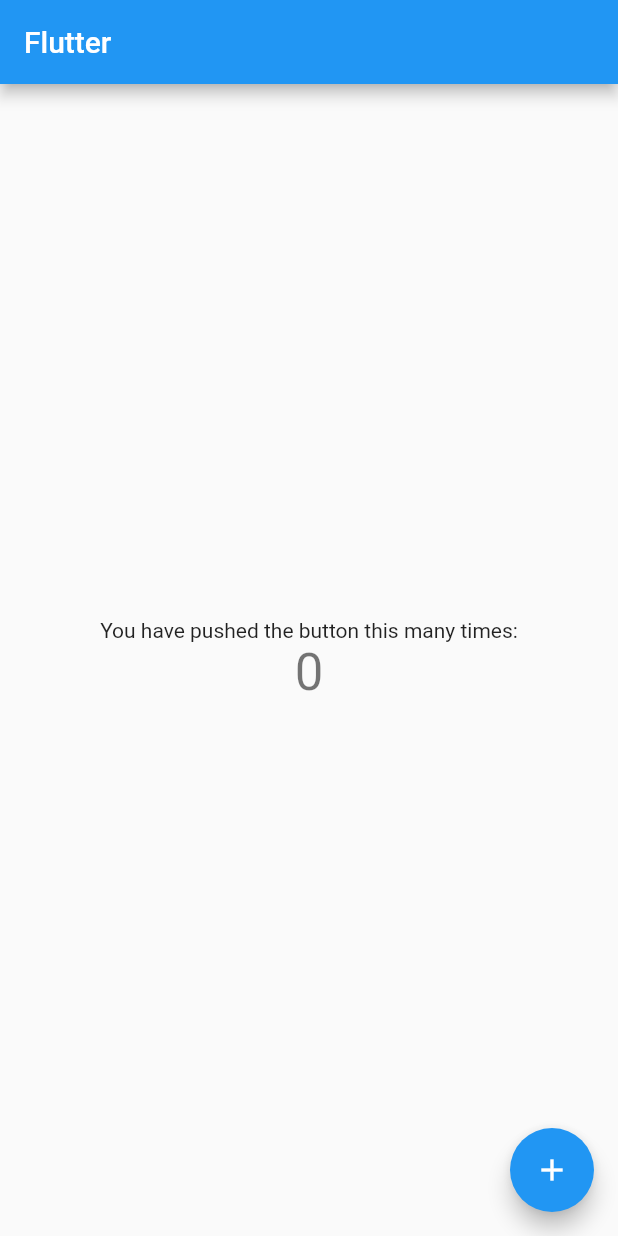
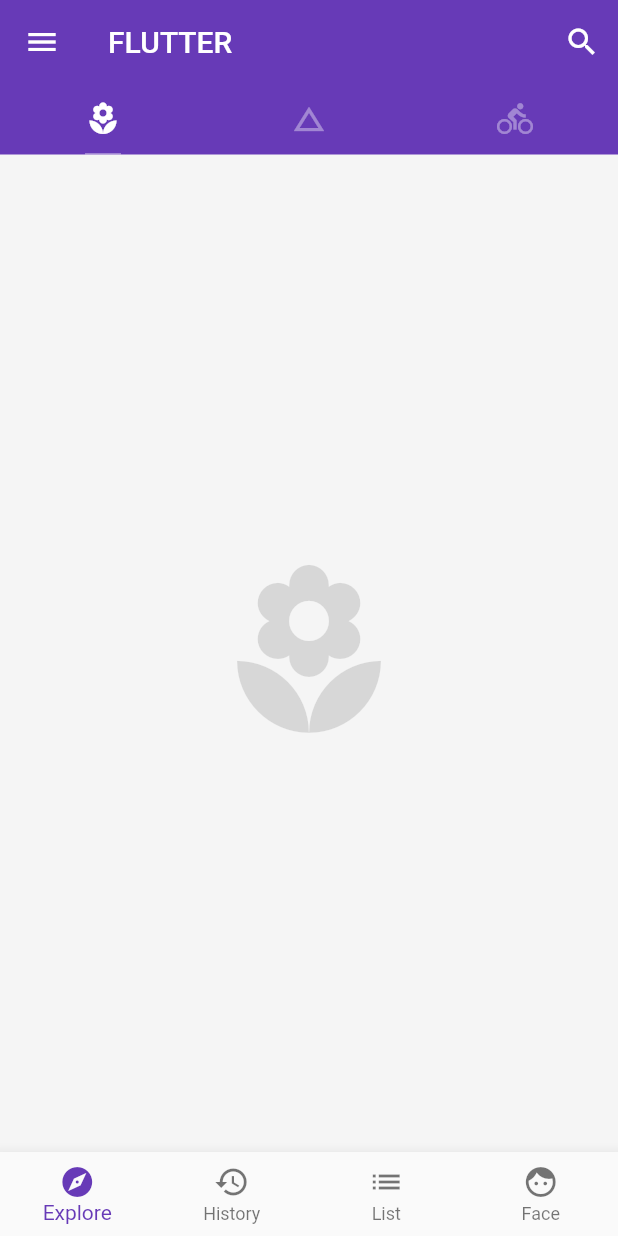
Before and after one commit to Tangxinzi/flutter_learing, a Flutter app: the screen it shows after launch, on a phone screen of 412 x 824 dp. Run offline on Flutter 3.47's test engine with Material 2 defaults, Android fonts, the phone set to English and light mode, and no system bars.

Commit message:
快速起步 Flutter

```diff
--- /dev/null
+++ b/lib/demo/bottom_navigation_bar_demo.dart
@@ -0,0 +1,45 @@
+import 'package:flutter/material.dart';
+
+class BottomNavigationBarDemo extends StatefulWidget {
+  @override
+    State<StatefulWidget> createState() {
+      return _BottomNavigationBarDemoState();
+    }
+}
+
+class _BottomNavigationBarDemoState extends State<BottomNavigationBarDemo> {
+  int _currentIndex = 0;
+
+  void _onTapHandler (int index) {
+    setState(() {
+      _currentIndex = index;
+    });
+  }
+
+  @override
+    Widget build(BuildContext context) {
+      return BottomNavigationBar(
+        currentIndex: _currentIndex,
+        onTap: _onTapHandler,
+        type: BottomNavigationBarType.fixed,
+        items: [
+          BottomNavigationBarItem(
+            icon: Icon(Icons.explore),
+            title: Text('Explore'),
+          ),
+          BottomNavigationBarItem(
+            icon: Icon(Icons.history),
+            title: Text('History'),
+          ),
+          BottomNavigationBarItem(
+            icon: Icon(Icons.list),
+            title: Text('List'),
+          ),
+          BottomNavigationBarItem(
+            icon: Icon(Icons.face),
+            title: Text('Face'),
+          ),
+        ],
+      );
+    }
+}
--- a/lib/main.dart
+++ b/lib/main.dart
@@ -1,111 +1,82 @@
 import 'package:flutter/material.dart';
+import './demo/bottom_navigation_bar_demo.dart';
 
-void main() => runApp(MyApp());
+void main() => runApp(App());
 
-class MyApp extends StatelessWidget {
-  // This widget is the root of your application.
+class App extends StatelessWidget {
   @override
     Widget build(BuildContext context) {
       return MaterialApp(
-      title: 'Flutter Demo',
+        debugShowCheckedModeBanner: false,
+        home: Home(),
         theme: ThemeData(
-        // This is the theme of your application.
-        //
-        // Try running your application with "flutter run". You'll see the
-        // application has a blue toolbar. Then, without quitting the app, try
-        // changing the primarySwatch below to Colors.green and then invoke
-        // "hot reload" (press "r" in the console where you ran "flutter run",
-        // or simply save your changes to "hot reload" in a Flutter IDE).
-        // Notice that the counter didn't reset back to zero; the application
-        // is not restarted.
-        primarySwatch: Colors.blue,
-      ),
-      home: MyHomePage(title: 'Flutter'),
+          primarySwatch: Colors.deepPurple,
+          highlightColor: Color.fromRGBO(255, 255, 255, 0.5),
+          splashColor: Colors.white70
+        )
       );
     }
 }
 
-class MyHomePage extends StatefulWidget {
-  MyHomePage({Key key, this.title}) : super(key: key);
-
-  // This widget is the home page of your application. It is stateful, meaning
-  // that it has a State object (defined below) that contains fields that affect
-  // how it looks.
-
-  // This class is the configuration for the state. It holds the values (in this
-  // case the title) provided by the parent (in this case the App widget) and
-  // used by the build method of the State. Fields in a Widget subclass are
-  // always marked "final".
-
-  final String title;
-
-  @override
-  _MyHomePageState createState() => _MyHomePageState();
-}
-
-class _MyHomePageState extends State<MyHomePage> {
-  int _counter = 0;
-
-  void _incrementCounter() {
-    setState(() {
-      // This call to setState tells the Flutter framework that something has
-      // changed in this State, which causes it to rerun the build method below
-      // so that the display can reflect the updated values. If we changed
-      // _counter without calling setState(), then the build method would not be
-      // called again, and so nothing would appear to happen.
-      _counter++;
-    });
-  }
-
+class Home extends StatelessWidget {
   @override
     Widget build(BuildContext context) {
-    // This method is rerun every time setState is called, for instance as done
-    // by the _incrementCounter method above.
-    //
-    // The Flutter framework has been optimized to make rerunning build methods
-    // fast, so that you can just rebuild anything that needs updating rather
-    // than having to individually change instances of widgets.
-    return Scaffold(
+      return DefaultTabController(
+        length: 3,
+        child: Scaffold(
+          backgroundColor: Colors.grey[100],
           appBar: AppBar(
-        // Here we take the value from the MyHomePage object that was created by
-        // the App.build method, and use it to set our appbar title.
-        title: Text(widget.title),
+            leading: IconButton(
+              icon: Icon(Icons.menu),
+              tooltip: 'Navigration',
+              onPressed: () => debugPrint('Navigration button is pressed.'),
             ),
-      body: Center(
-        // Center is a layout widget. It takes a single child and positions it
-        // in the middle of the parent.
-        child: Column(
-          // Column is also a layout widget. It takes a list of children and
-          // arranges them vertically. By default, it sizes itself to fit its
-          // children horizontally, and tries to be as tall as its parent.
-          //
-          // Invoke "debug painting" (press "p" in the console, choose the
-          // "Toggle Debug Paint" action from the Flutter Inspector in Android
-          // Studio, or the "Toggle Debug Paint" command in Visual Studio Code)
-          // to see the wireframe for each widget.
-          //
-          // Column has various properties to control how it sizes itself and
-          // how it positions its children. Here we use mainAxisAlignment to
-          // center the children vertically; the main axis here is the vertical
-          // axis because Columns are vertical (the cross axis would be
-          // horizontal).
-          mainAxisAlignment: MainAxisAlignment.center,
-          children: <Widget>[
-            Text(
-              'You have pushed the button this many times:',
-            ),
-            Text(
-              '$_counter',
-              style: Theme.of(context).textTheme.display1,
-            ),
+            title: Text('FLUTTER'),
+            actions: <Widget>[
+              IconButton(
+                icon: Icon(Icons.search),
+                tooltip: 'Search',
+                onPressed: () => debugPrint('Search button is pressed.'),
+              )
+            ],
+            elevation: 0.0,
+            bottom: TabBar(
+              unselectedLabelColor: Colors.white38,
+              indicatorColor: Colors.white38,
+              indicatorSize: TabBarIndicatorSize.label,
+              indicatorWeight: 1.0,
+              tabs: <Widget>[
+                Tab(icon: Icon(Icons.local_florist)),
+                Tab(icon: Icon(Icons.change_history)),
+                Tab(icon: Icon(Icons.directions_bike))
               ],
             ),
           ),
-      floatingActionButton: FloatingActionButton(
-        onPressed: _incrementCounter,
-        tooltip: 'Increment',
-        child: Icon(Icons.add),
-      ), // This trailing comma makes auto-formatting nicer for build methods.
+          body: TabBarView(
+            children: <Widget>[
+              Icon(Icons.local_florist, size: 128.0, color: Colors.black12),
+              Icon(Icons.change_history, size: 128.0, color: Colors.black12),
+              Icon(Icons.directions_bike, size: 128.0, color: Colors.black12)
+            ],
+          ),
+          bottomNavigationBar: BottomNavigationBarDemo()
+        ),
       );
     }
 }
+
+class Hello extends StatelessWidget {
+  @override
+    Widget build(BuildContext context) {
+      return Center(
+        child: Text(
+          'Hello',
+          textDirection: TextDirection.ltr,
+          style: TextStyle(
+            fontSize: 40.0,
+            color: Colors.black87
+          ),
+        ),
+      );
+    }
+}
```
Lines whose indentation alone changed are shown as unchanged.
